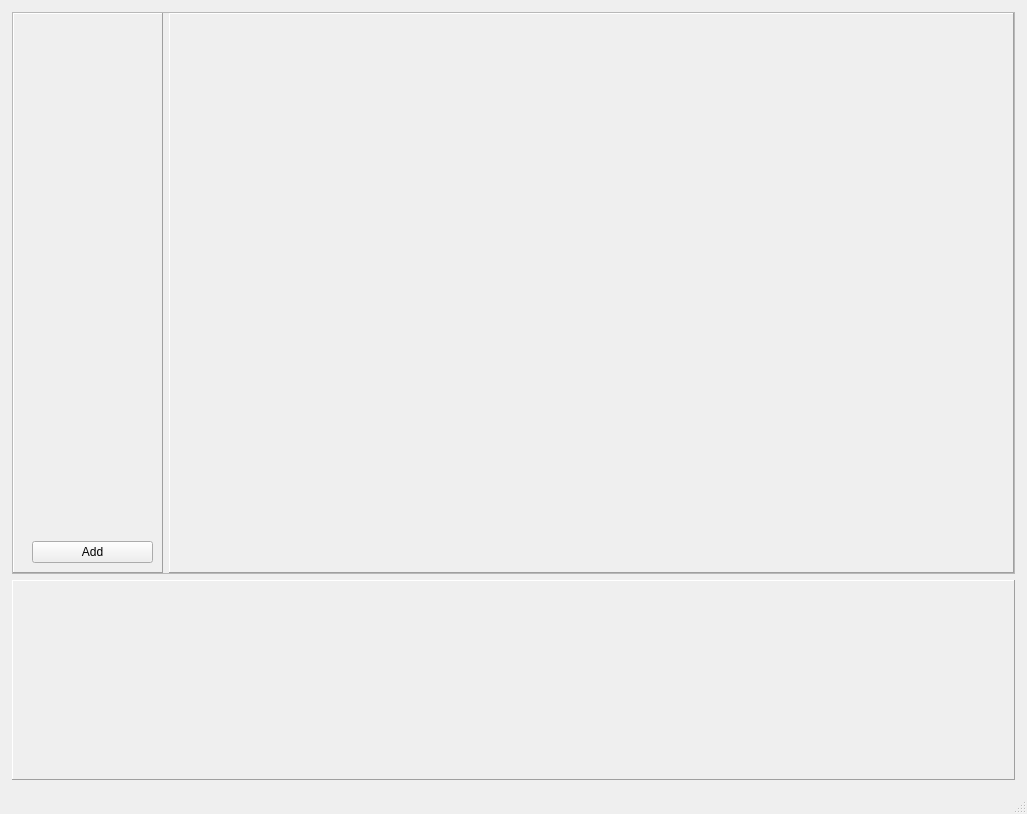
Old version of the form ui/attach_log_window.ui in the repository CheckListHW/OilCase.Terra.
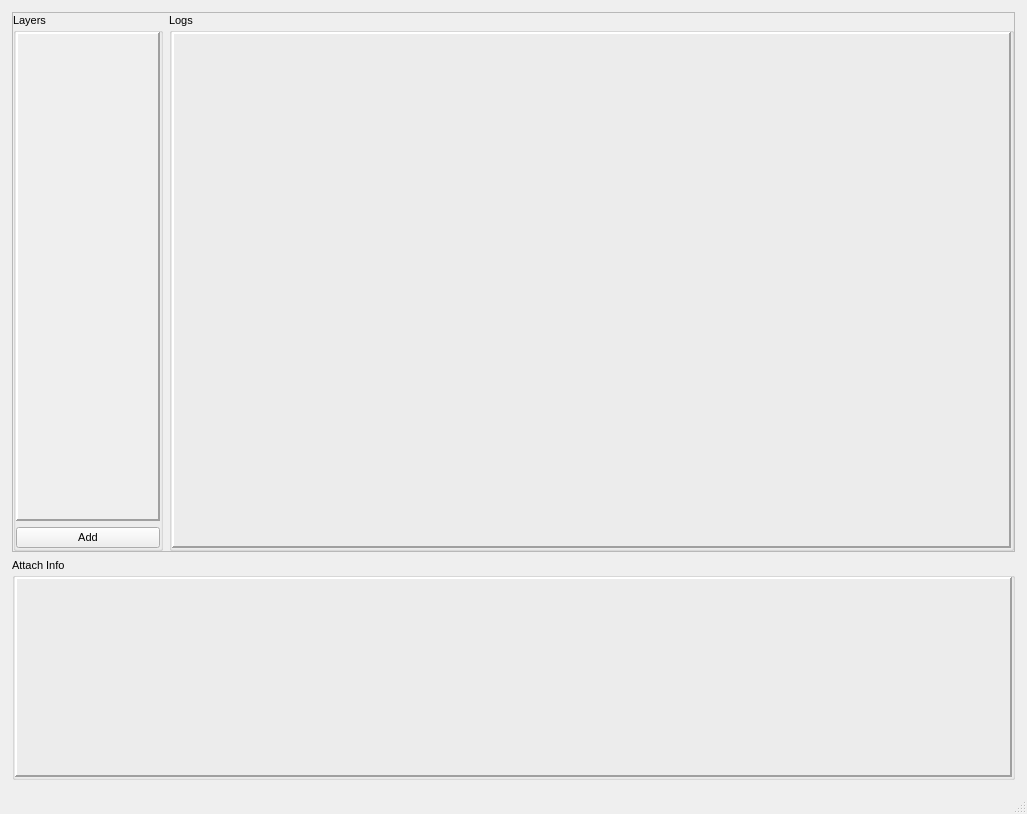
New version of the form.

The edit to the form file:
```diff
--- a/ui/attach_log_window.ui
+++ b/ui/attach_log_window.ui
@@ -11,7 +11,7 @@
    </rect>
   </property>
   <property name="windowTitle">
-   <string>MainWindow</string>
+   <string>Attach log</string>
   </property>
   <widget class="QWidget" name="centralwidget">
    <layout class="QVBoxLayout" name="verticalLayout">
@@ -52,6 +52,38 @@
         <number>0</number>
        </property>
        <item>
+        <widget class="QGroupBox" name="groupBox_2">
+         <property name="maximumSize">
+          <size>
+           <width>150</width>
+           <height>16777215</height>
+          </size>
+         </property>
+         <property name="font">
+          <font>
+           <pointsize>8</pointsize>
+          </font>
+         </property>
+         <property name="title">
+          <string>Layers</string>
+         </property>
+         <property name="flat">
+          <bool>true</bool>
+         </property>
+         <layout class="QVBoxLayout" name="verticalLayout_6">
+          <property name="leftMargin">
+           <number>0</number>
+          </property>
+          <property name="topMargin">
+           <number>0</number>
+          </property>
+          <property name="rightMargin">
+           <number>0</number>
+          </property>
+          <property name="bottomMargin">
+           <number>0</number>
+          </property>
+          <item>
         <widget class="QFrame" name="frame">
          <property name="maximumSize">
           <size>
@@ -65,10 +97,16 @@
          <property name="frameShadow">
           <enum>QFrame::Raised</enum>
          </property>
-         <layout class="QHBoxLayout" name="horizontalLayout_2">
+            <property name="lineWidth">
+             <number>2</number>
+            </property>
+            <layout class="QVBoxLayout" name="verticalLayout_8">
           <property name="spacing">
            <number>0</number>
           </property>
+             <property name="leftMargin">
+              <number>0</number>
+             </property>
           <property name="topMargin">
            <number>0</number>
           </property>
@@ -82,13 +120,16 @@
            <widget class="QScrollArea" name="scrollArea">
             <property name="maximumSize">
              <size>
-              <width>150</width>
+                 <width>16777215</width>
               <height>16777215</height>
              </size>
             </property>
             <property name="frameShape">
              <enum>QFrame::NoFrame</enum>
             </property>
+               <property name="frameShadow">
+                <enum>QFrame::Plain</enum>
+               </property>
             <property name="widgetResizable">
              <bool>true</bool>
             </property>
@@ -97,11 +138,21 @@
               <rect>
                <x>0</x>
                <y>0</y>
-               <width>139</width>
-               <height>539</height>
+                  <width>146</width>
+                  <height>482</height>
               </rect>
              </property>
              <layout class="QVBoxLayout" name="verticalLayout_4">
+                 <item>
+                  <widget class="QLabel" name="label">
+                   <property name="text">
+                    <string/>
+                   </property>
+                   <property name="alignment">
+                    <set>Qt::AlignCenter</set>
+                   </property>
+                  </widget>
+                 </item>
               <item>
                <layout class="QGridLayout" name="layersGridLayout">
                 <property name="topMargin">
@@ -125,6 +176,13 @@
                 </property>
                </spacer>
               </item>
+                </layout>
+               </widget>
+              </widget>
+             </item>
+            </layout>
+           </widget>
+          </item>
               <item>
                <widget class="QPushButton" name="addButton">
                 <property name="styleSheet">
@@ -133,15 +191,58 @@
                 <property name="text">
                  <string>Add</string>
                 </property>
+            <property name="autoDefault">
+             <bool>false</bool>
+            </property>
+            <property name="default">
+             <bool>false</bool>
+            </property>
+            <property name="flat">
+             <bool>false</bool>
+            </property>
                </widget>
               </item>
              </layout>
             </widget>
-           </widget>
-          </item>
-         </layout>
-        </widget>
-       </item>
+       </item>
+       <item>
+        <widget class="QGroupBox" name="groupBox">
+         <property name="font">
+          <font>
+           <pointsize>8</pointsize>
+          </font>
+         </property>
+         <property name="toolTip">
+          <string/>
+         </property>
+         <property name="title">
+          <string>Logs</string>
+         </property>
+         <property name="alignment">
+          <set>Qt::AlignLeading|Qt::AlignLeft|Qt::AlignTop</set>
+         </property>
+         <property name="flat">
+          <bool>true</bool>
+         </property>
+         <property name="checkable">
+          <bool>false</bool>
+         </property>
+         <layout class="QVBoxLayout" name="verticalLayout_3">
+          <property name="spacing">
+           <number>0</number>
+          </property>
+          <property name="leftMargin">
+           <number>0</number>
+          </property>
+          <property name="topMargin">
+           <number>0</number>
+          </property>
+          <property name="rightMargin">
+           <number>0</number>
+          </property>
+          <property name="bottomMargin">
+           <number>0</number>
+          </property>
        <item>
         <widget class="QFrame" name="logFrame">
          <property name="frameShape">
@@ -150,12 +251,60 @@
          <property name="frameShadow">
           <enum>QFrame::Raised</enum>
          </property>
-         <layout class="QVBoxLayout" name="verticalLayout_5"/>
+            <property name="lineWidth">
+             <number>2</number>
+            </property>
+            <property name="midLineWidth">
+             <number>1</number>
+            </property>
+            <layout class="QVBoxLayout" name="verticalLayout_5">
+             <property name="leftMargin">
+              <number>0</number>
+             </property>
+             <property name="topMargin">
+              <number>0</number>
+             </property>
+             <property name="rightMargin">
+              <number>0</number>
+             </property>
+             <property name="bottomMargin">
+              <number>0</number>
+             </property>
+            </layout>
         </widget>
        </item>
       </layout>
      </widget>
     </item>
+      </layout>
+     </widget>
+    </item>
+    <item>
+     <widget class="QGroupBox" name="groupBox_3">
+      <property name="font">
+       <font>
+        <pointsize>8</pointsize>
+       </font>
+      </property>
+      <property name="title">
+       <string>Attach Info</string>
+      </property>
+      <property name="flat">
+       <bool>true</bool>
+      </property>
+      <layout class="QVBoxLayout" name="verticalLayout_7">
+       <property name="leftMargin">
+        <number>0</number>
+       </property>
+       <property name="topMargin">
+        <number>0</number>
+       </property>
+       <property name="rightMargin">
+        <number>0</number>
+       </property>
+       <property name="bottomMargin">
+        <number>0</number>
+       </property>
     <item>
      <widget class="QFrame" name="infoFrame">
       <property name="minimumSize">
@@ -170,7 +319,29 @@
       <property name="frameShadow">
        <enum>QFrame::Raised</enum>
       </property>
-      <layout class="QVBoxLayout" name="verticalLayout_2"/>
+         <property name="lineWidth">
+          <number>2</number>
+         </property>
+         <property name="midLineWidth">
+          <number>1</number>
+         </property>
+         <layout class="QVBoxLayout" name="verticalLayout_2">
+          <property name="leftMargin">
+           <number>0</number>
+          </property>
+          <property name="topMargin">
+           <number>0</number>
+          </property>
+          <property name="rightMargin">
+           <number>0</number>
+          </property>
+          <property name="bottomMargin">
+           <number>0</number>
+          </property>
+         </layout>
+        </widget>
+       </item>
+      </layout>
      </widget>
     </item>
    </layout>
```
Lines whose indentation alone changed are shown as unchanged.
